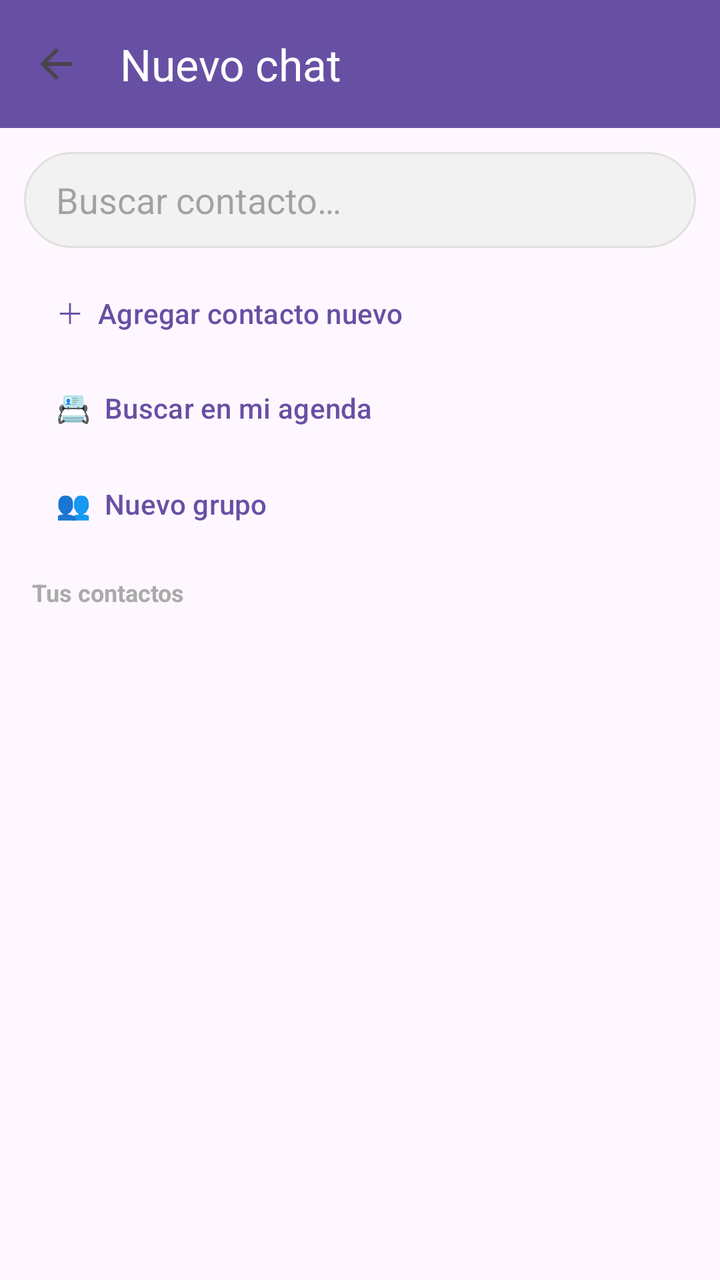
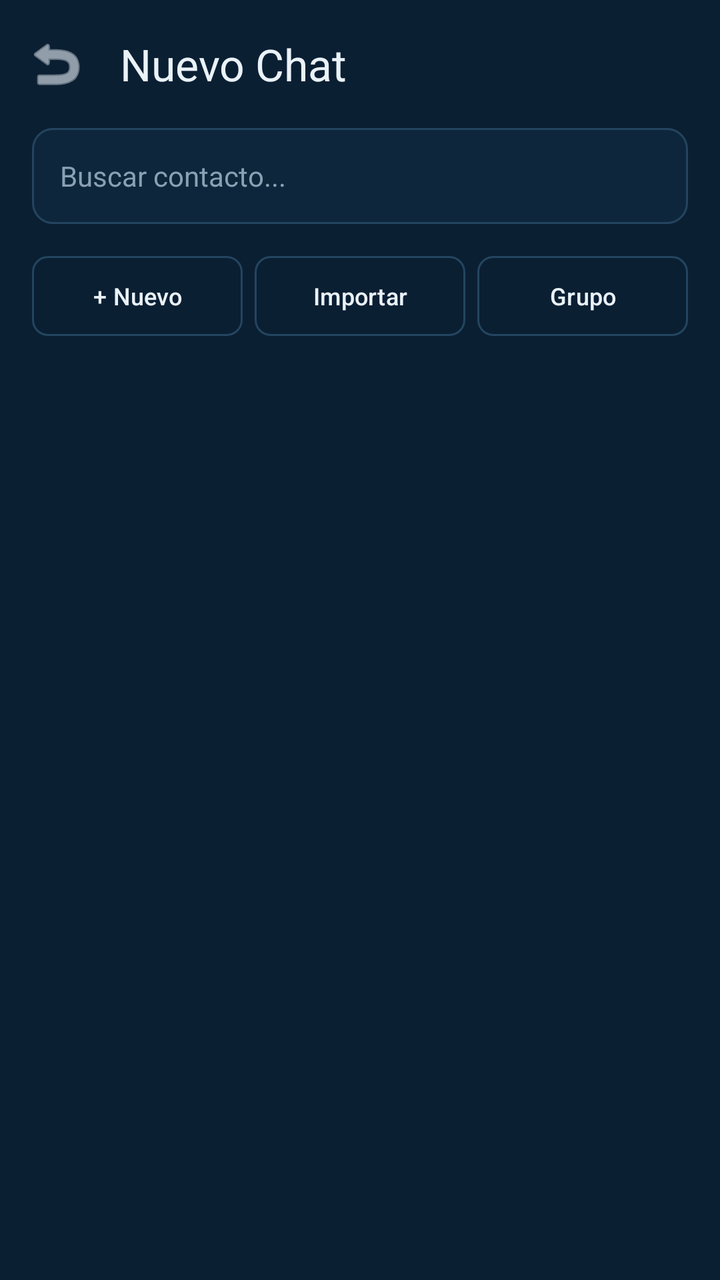

Screens rendered from an Android XML layout before and after an edit, with the pre-edit source and the edit as a unified diff.
<!-- AndroidManifest.xml: application theme Theme.SeminarioFinal -->
<!-- res/layout/activity_new_chat.xml -->
<?xml version="1.0" encoding="utf-8"?>
<androidx.constraintlayout.widget.ConstraintLayout
    xmlns:android="http://schemas.android.com/apk/res/android"
    xmlns:app="http://schemas.android.com/apk/res-auto"
    android:layout_width="match_parent"
    android:layout_height="match_parent">

    
    <com.google.android.material.appbar.MaterialToolbar
        android:id="@+id/toolbarNewChat"
        android:layout_width="match_parent"
        android:layout_height="?attr/actionBarSize"
        android:background="?attr/colorPrimary"
        app:navigationIcon="@drawable/ic_arrow_back"
        app:title="Nuevo chat"
        app:titleTextColor="@android:color/white"
        app:layout_constraintTop_toTopOf="parent" />

    
    <EditText
        android:id="@+id/etNcSearch"
        android:layout_width="0dp"
        android:layout_height="48dp"
        android:layout_margin="12dp"
        android:hint="Buscar contacto…"
        android:paddingHorizontal="16dp"
        android:background="@drawable/bg_input_field"
        app:layout_constraintEnd_toEndOf="parent"
        app:layout_constraintStart_toStartOf="parent"
        app:layout_constraintTop_toBottomOf="@id/toolbarNewChat" />

    
    <LinearLayout
        android:id="@+id/layoutNcActions"
        android:layout_width="match_parent"
        android:layout_height="wrap_content"
        android:orientation="vertical"
        android:paddingHorizontal="16dp"
        android:paddingTop="8dp"
        app:layout_constraintTop_toBottomOf="@id/etNcSearch">

        <Button
            android:id="@+id/btnAddContact"
            style="@style/Widget.Material3.Button.TextButton"
            android:layout_width="match_parent"
            android:layout_height="wrap_content"
            android:gravity="start|center_vertical"
            android:text="＋  Agregar contacto nuevo" />

        <Button
            android:id="@+id/btnImportContacts"
            style="@style/Widget.Material3.Button.TextButton"
            android:layout_width="match_parent"
            android:layout_height="wrap_content"
            android:gravity="start|center_vertical"
            android:text="📇  Buscar en mi agenda" />

        <Button
            android:id="@+id/btnNewGroup"
            style="@style/Widget.Material3.Button.TextButton"
            android:layout_width="match_parent"
            android:layout_height="wrap_content"
            android:gravity="start|center_vertical"
            android:text="👥  Nuevo grupo" />

    </LinearLayout>

    <TextView
        android:id="@+id/tvSectionHeader"
        android:layout_width="match_parent"
        android:layout_height="wrap_content"
        android:layout_marginStart="16dp"
        android:layout_marginTop="12dp"
        android:text="Tus contactos"
        android:textSize="12sp"
        android:textStyle="bold"
        android:textColor="@android:color/darker_gray"
        app:layout_constraintTop_toBottomOf="@id/layoutNcActions" />

    
    <androidx.recyclerview.widget.RecyclerView
        android:id="@+id/rvNcList"
        android:layout_width="0dp"
        android:layout_height="0dp"
        android:layout_marginTop="8dp"
        app:layout_constraintBottom_toBottomOf="parent"
        app:layout_constraintEnd_toEndOf="parent"
        app:layout_constraintStart_toStartOf="parent"
        app:layout_constraintTop_toBottomOf="@id/tvSectionHeader" />

</androidx.constraintlayout.widget.ConstraintLayout>
<!-- resources referenced by this layout -->
<resources>
  <!-- drawable bg_input_field (drawable) -->
  <?xml version="1.0" encoding="utf-8"?>
  <shape xmlns:android="http://schemas.android.com/apk/res/android"
      android:shape="rectangle">
  
      
      <solid android:color="#F2F2F2" />
  
      
      <corners android:radius="24dp" />
  
      
      <stroke
          android:width="1dp"
          android:color="#E0E0E0" />
  </shape>
  <!-- drawable ic_arrow_back (drawable) -->
  <vector xmlns:android="http://schemas.android.com/apk/res/android"
      android:width="24dp"
      android:height="24dp"
      android:viewportWidth="24"
      android:viewportHeight="24"
      android:tint="?attr/colorControlNormal">
      <path
          android:fillColor="@android:color/white"
          android:pathData="M20,11H7.83l5.59,-5.59L12,4l-8,8 8,8 1.41,-1.41L7.83,13H20v-2z"/>
  </vector>
  <style name="Theme.SeminarioFinal" parent="Base.Theme.SeminarioFinal" />
  <style name="Base.Theme.SeminarioFinal" parent="Theme.Material3.DayNight.NoActionBar">
          
          
      </style>
</resources>

<!-- the commit's change to res/layout/activity_new_chat.xml (unified diff, before → after) -->
@@ -1,91 +1,88 @@
 <?xml version="1.0" encoding="utf-8"?>
-<androidx.constraintlayout.widget.ConstraintLayout
-    xmlns:android="http://schemas.android.com/apk/res/android"
+<LinearLayout xmlns:android="http://schemas.android.com/apk/res/android"
     xmlns:app="http://schemas.android.com/apk/res-auto"
     android:layout_width="match_parent"
-    android:layout_height="match_parent">
+    android:layout_height="match_parent"
+    android:background="@color/navy"
+    android:orientation="vertical">
 
-    
     <com.google.android.material.appbar.MaterialToolbar
         android:id="@+id/toolbarNewChat"
         android:layout_width="match_parent"
-        android:layout_height="?attr/actionBarSize"
-        android:background="?attr/colorPrimary"
-        app:navigationIcon="@drawable/ic_arrow_back"
-        app:title="Nuevo chat"
-        app:titleTextColor="@android:color/white"
-        app:layout_constraintTop_toTopOf="parent" />
+        android:layout_height="wrap_content"
+        android:background="@color/navy"
+        app:navigationIcon="@android:drawable/ic_menu_revert"
+        app:navigationIconTint="@color/white"
+        app:title="Nuevo Chat"
+        app:titleTextColor="@color/white" />
 
-    
-    <EditText
-        android:id="@+id/etNcSearch"
-        android:layout_width="0dp"
-        android:layout_height="48dp"
-        android:layout_margin="12dp"
-        android:hint="Buscar contacto…"
-        android:paddingHorizontal="16dp"
-        android:background="@drawable/bg_input_field"
-        app:layout_constraintEnd_toEndOf="parent"
-        app:layout_constraintStart_toStartOf="parent"
-        app:layout_constraintTop_toBottomOf="@id/toolbarNewChat" />
-
-    
     <LinearLayout
-        android:id="@+id/layoutNcActions"
         android:layout_width="match_parent"
         android:layout_height="wrap_content"
         android:orientation="vertical"
         android:paddingHorizontal="16dp"
-        android:paddingTop="8dp"
-        app:layout_constraintTop_toBottomOf="@id/etNcSearch">
+        android:paddingBottom="12dp">
 
-        <Button
-            android:id="@+id/btnAddContact"
-            style="@style/Widget.Material3.Button.TextButton"
+        <EditText
+            android:id="@+id/etNcSearch"
+            android:layout_width="match_parent"
+            android:layout_height="48dp"
+            android:background="@drawable/bg_input_dark"
+            android:hint="Buscar contacto..."
+            android:paddingHorizontal="14dp"
+            android:textColor="@color/white"
+            android:textColorHint="@color/mut_text"
+            android:textSize="14sp" />
+
+        <LinearLayout
             android:layout_width="match_parent"
             android:layout_height="wrap_content"
-            android:gravity="start|center_vertical"
-            android:text="＋  Agregar contacto nuevo" />
+            android:layout_marginTop="12dp"
+            android:orientation="horizontal">
 
-        <Button
-            android:id="@+id/btnImportContacts"
-            style="@style/Widget.Material3.Button.TextButton"
-            android:layout_width="match_parent"
-            android:layout_height="wrap_content"
-            android:gravity="start|center_vertical"
-            android:text="📇  Buscar en mi agenda" />
+            <com.google.android.material.button.MaterialButton
+                android:id="@+id/btnAddContact"
+                style="@style/Widget.Material3.Button.OutlinedButton"
+                android:layout_width="0dp"
+                android:layout_height="48dp"
+                android:layout_weight="1"
+                android:layout_marginEnd="4dp"
+                android:text="+ Nuevo"
+                android:textColor="@color/white"
+                android:textSize="12sp"
+                app:cornerRadius="8dp"
+                app:strokeColor="@color/line_border" />
 
-        <Button
-            android:id="@+id/btnNewGroup"
-            style="@style/Widget.Material3.Button.TextButton"
-            android:layout_width="match_parent"
-            android:layout_height="wrap_content"
-            android:gravity="start|center_vertical"
-            android:text="👥  Nuevo grupo" />
+            <com.google.android.material.button.MaterialButton
+                android:id="@+id/btnImportContacts"
+                style="@style/Widget.Material3.Button.OutlinedButton"
+                android:layout_width="0dp"
+                android:layout_height="48dp"
+                android:layout_weight="1"
+                android:layout_marginHorizontal="2dp"
+                android:text="Importar"
+                android:textColor="@color/white"
+                android:textSize="12sp"
+                app:cornerRadius="8dp"
+                app:strokeColor="@color/line_border" />
 
+            <com.google.android.material.button.MaterialButton
+                android:id="@+id/btnNewGroup"
+                style="@style/Widget.Material3.Button.OutlinedButton"
+                android:layout_width="0dp"
+                android:layout_height="48dp"
+                android:layout_weight="1"
+                android:layout_marginStart="4dp"
+                android:text="Grupo"
+                android:textColor="@color/white"
+                android:textSize="12sp"
+                app:cornerRadius="8dp"
+                app:strokeColor="@color/line_border" />
+        </LinearLayout>
     </LinearLayout>
 
-    <TextView
-        android:id="@+id/tvSectionHeader"
-        android:layout_width="match_parent"
-        android:layout_height="wrap_content"
-        android:layout_marginStart="16dp"
-        android:layout_marginTop="12dp"
-        android:text="Tus contactos"
-        android:textSize="12sp"
-        android:textStyle="bold"
-        android:textColor="@android:color/darker_gray"
-        app:layout_constraintTop_toBottomOf="@id/layoutNcActions" />
-
-    
     <androidx.recyclerview.widget.RecyclerView
         android:id="@+id/rvNcList"
-        android:layout_width="0dp"
-        android:layout_height="0dp"
-        android:layout_marginTop="8dp"
-        app:layout_constraintBottom_toBottomOf="parent"
-        app:layout_constraintEnd_toEndOf="parent"
-        app:layout_constraintStart_toStartOf="parent"
-        app:layout_constraintTop_toBottomOf="@id/tvSectionHeader" />
-
-</androidx.constraintlayout.widget.ConstraintLayout>
+        android:layout_width="match_parent"
+        android:layout_height="match_parent" />
+</LinearLayout>
<!-- resource entries referenced after the edit -->
@@ -1,33 +1,18 @@
 <!-- resources referenced by this layout -->
 <resources>
-  <!-- drawable bg_input_field (drawable) -->
+  <color name="line_border">#24455F</color>
+  <color name="mut_text">#8AA0B3</color>
+  <color name="navy">#0B1F33</color>
+  <color name="white">#EAF2F8</color>
+  <!-- drawable bg_input_dark (drawable) -->
   <?xml version="1.0" encoding="utf-8"?>
-  <shape xmlns:android="http://schemas.android.com/apk/res/android"
-      android:shape="rectangle">
-  
-      
-      <solid android:color="#F2F2F2" />
-  
-      
-      <corners android:radius="24dp" />
-  
-      
-      <stroke
-          android:width="1dp"
-          android:color="#E0E0E0" />
+  <shape xmlns:android="http://schemas.android.com/apk/res/android">
+      <solid android:color="@color/navy_input" />
+      <stroke android:width="1dp" android:color="@color/line_border" />
+      <corners android:radius="10dp" />
   </shape>
-  <!-- drawable ic_arrow_back (drawable) -->
-  <vector xmlns:android="http://schemas.android.com/apk/res/android"
-      android:width="24dp"
-      android:height="24dp"
-      android:viewportWidth="24"
-      android:viewportHeight="24"
-      android:tint="?attr/colorControlNormal">
-      <path
-          android:fillColor="@android:color/white"
-          android:pathData="M20,11H7.83l5.59,-5.59L12,4l-8,8 8,8 1.41,-1.41L7.83,13H20v-2z"/>
-  </vector>
   <style name="Theme.SeminarioFinal" parent="Base.Theme.SeminarioFinal" />
+  <color name="navy_input">#0E263B</color>
   <style name="Base.Theme.SeminarioFinal" parent="Theme.Material3.DayNight.NoActionBar">
           
           
